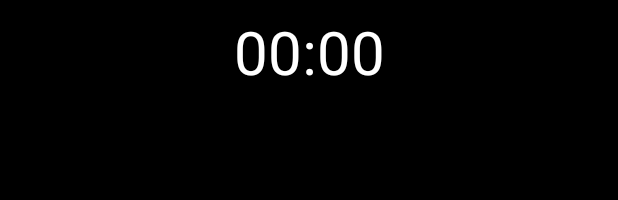
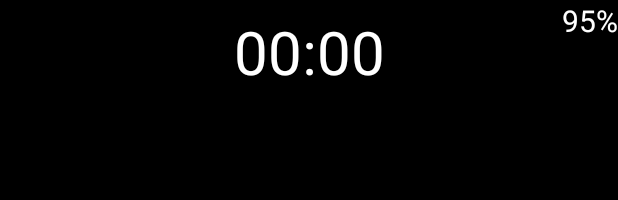
Before and after one commit to ZHGZYANG/FlirApp, an Android app: the layout activity_record_process.xml on its own in the app's theme, with its tools: preview values and no code run, on a phone screen of 412 x 824 dp. Shown: the top 200 px of the screen. Run offline under Robolectric (Android 15) with nearby library versions, the phone set to English and light mode, and no system bars.

Commit message:
Show battery percentage on Record Process page.

```diff
--- a/app/src/main/res/layout/activity_record_process.xml
+++ b/app/src/main/res/layout/activity_record_process.xml
@@ -11,6 +11,16 @@
     <FrameLayout
         android:layout_width="match_parent"
         android:layout_height="match_parent">
+
+
+        <TextView
+            android:id="@+id/battery"
+            android:layout_width="match_parent"
+            android:layout_height="69dp"
+            android:gravity="end"
+            android:textSize="20sp"
+            android:textColor="@color/white"
+            android:text="95%" />
 
         <ImageView
             android:id="@+id/msx_image"
```
Also changed, not shown: app/src/main/java/com/example/flirapp/CameraHandler.java (+19 -6 lines), app/src/main/java/com/example/flirapp/RecordProcess.java (+52 -10 lines).
